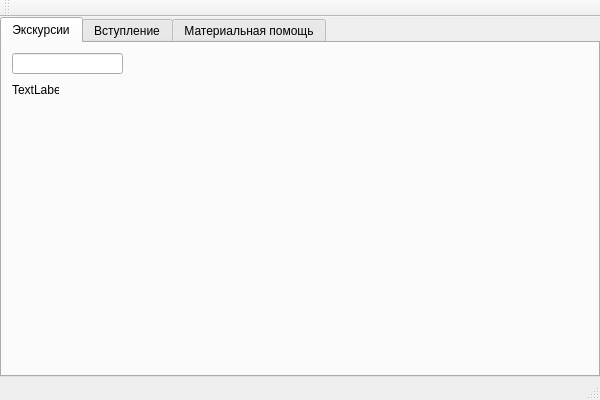
First picture: the form in profcom_cards/profkom.ui, repository egornevezhin/profcom_cards, before the edit.
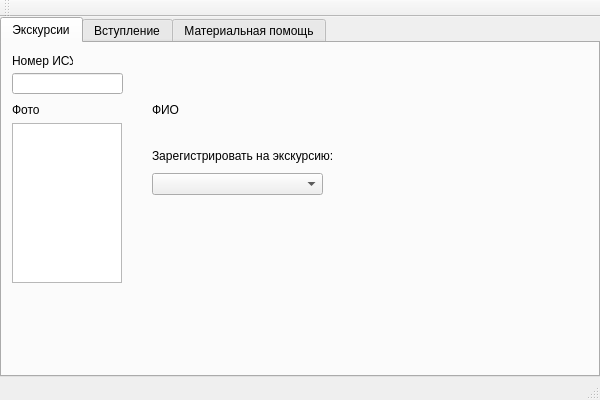
Second picture: the form after the edit. The open tabs and pages were chosen to show the change.

What changed in the file:
```diff
--- a/profcom_cards/profkom.ui
+++ b/profcom_cards/profkom.ui
@@ -40,7 +40,7 @@
       <property name="geometry">
        <rect>
         <x>10</x>
-        <y>10</y>
+        <y>30</y>
         <width>111</width>
         <height>21</height>
        </rect>
@@ -50,13 +50,85 @@
       <property name="geometry">
        <rect>
         <x>10</x>
-        <y>40</y>
+        <y>10</y>
+        <width>61</width>
+        <height>16</height>
+       </rect>
+      </property>
+      <property name="text">
+       <string>Номер ИСУ</string>
+      </property>
+     </widget>
+     <widget class="QGraphicsView" name="graphicsView">
+      <property name="geometry">
+       <rect>
+        <x>10</x>
+        <y>80</y>
+        <width>110</width>
+        <height>160</height>
+       </rect>
+      </property>
+     </widget>
+     <widget class="QLabel" name="label_2">
+      <property name="geometry">
+       <rect>
+        <x>10</x>
+        <y>60</y>
         <width>47</width>
         <height>13</height>
        </rect>
       </property>
       <property name="text">
-       <string>TextLabel</string>
+       <string>Фото</string>
+      </property>
+     </widget>
+     <widget class="QLabel" name="label_3">
+      <property name="geometry">
+       <rect>
+        <x>150</x>
+        <y>60</y>
+        <width>47</width>
+        <height>13</height>
+       </rect>
+      </property>
+      <property name="text">
+       <string>ФИО</string>
+      </property>
+     </widget>
+     <widget class="QLabel" name="label_4">
+      <property name="geometry">
+       <rect>
+        <x>150</x>
+        <y>80</y>
+        <width>181</width>
+        <height>16</height>
+       </rect>
+      </property>
+      <property name="text">
+       <string/>
+      </property>
+     </widget>
+     <widget class="QLabel" name="label_5">
+      <property name="geometry">
+       <rect>
+        <x>150</x>
+        <y>103</y>
+        <width>181</width>
+        <height>20</height>
+       </rect>
+      </property>
+      <property name="text">
+       <string>Зарегистрировать на экскурсию:</string>
+      </property>
+     </widget>
+     <widget class="QComboBox" name="comboBox">
+      <property name="geometry">
+       <rect>
+        <x>150</x>
+        <y>130</y>
+        <width>171</width>
+        <height>22</height>
+       </rect>
       </property>
      </widget>
     </widget>
```
Left out of the diff: 2 changed lines with no effect on the pictures.
